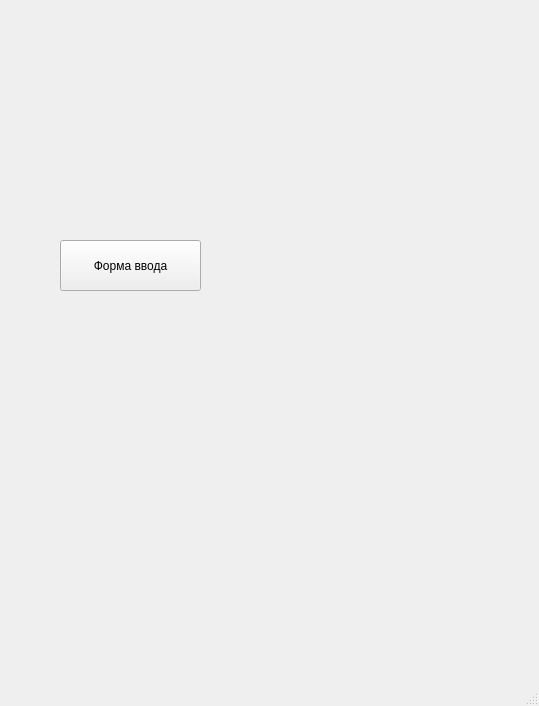
Above: UIs/MainWindow.ui from stlad/MedicalAnalyzer before the change. Below: the same form after it.
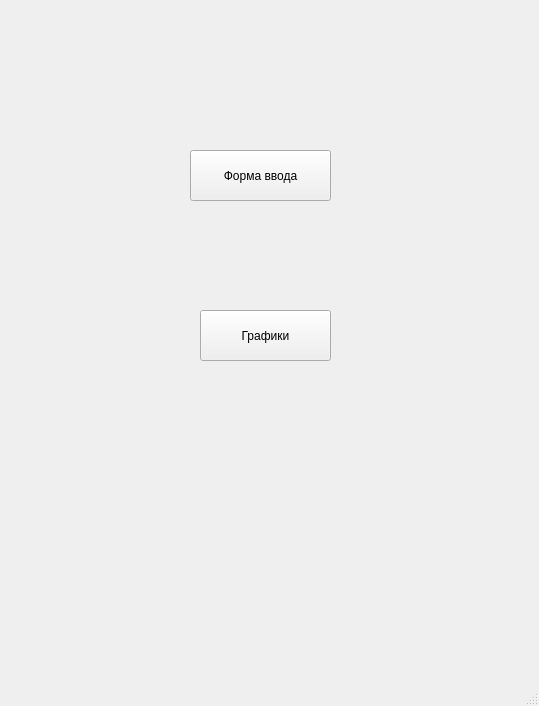
That is the form after the change.

Commit message: Функционал для формирования графиков

Diff of the .ui file:
```diff
--- a/UIs/MainWindow.ui
+++ b/UIs/MainWindow.ui
@@ -17,8 +17,8 @@
    <widget class="QPushButton" name="input_form_btn">
     <property name="geometry">
      <rect>
-      <x>60</x>
-      <y>240</y>
+      <x>190</x>
+      <y>150</y>
       <width>141</width>
       <height>51</height>
      </rect>
@@ -27,6 +27,19 @@
      <string>Форма ввода</string>
     </property>
    </widget>
+   <widget class="QPushButton" name="graphs_btn">
+    <property name="geometry">
+     <rect>
+      <x>200</x>
+      <y>310</y>
+      <width>131</width>
+      <height>51</height>
+     </rect>
+    </property>
+    <property name="text">
+     <string>Графики</string>
+    </property>
+   </widget>
   </widget>
   <widget class="QMenuBar" name="menubar">
    <property name="geometry">
```
The commit also changes 2 other files.
